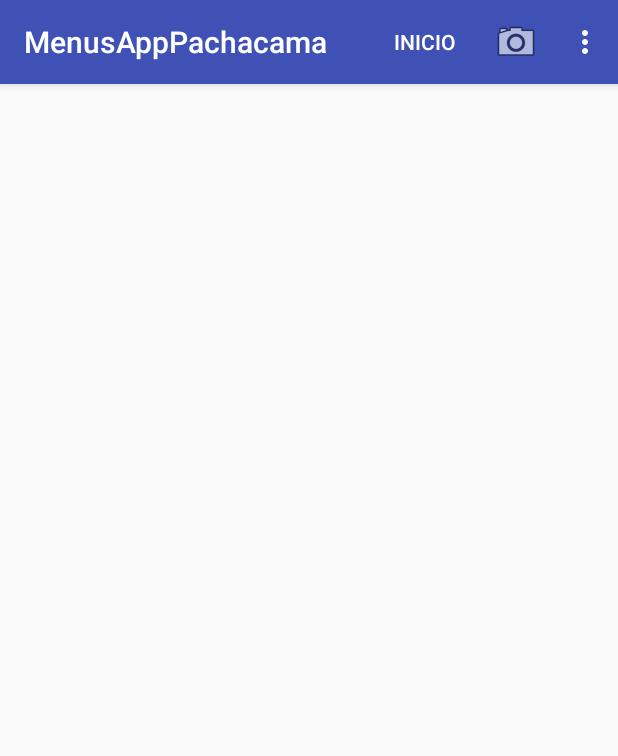
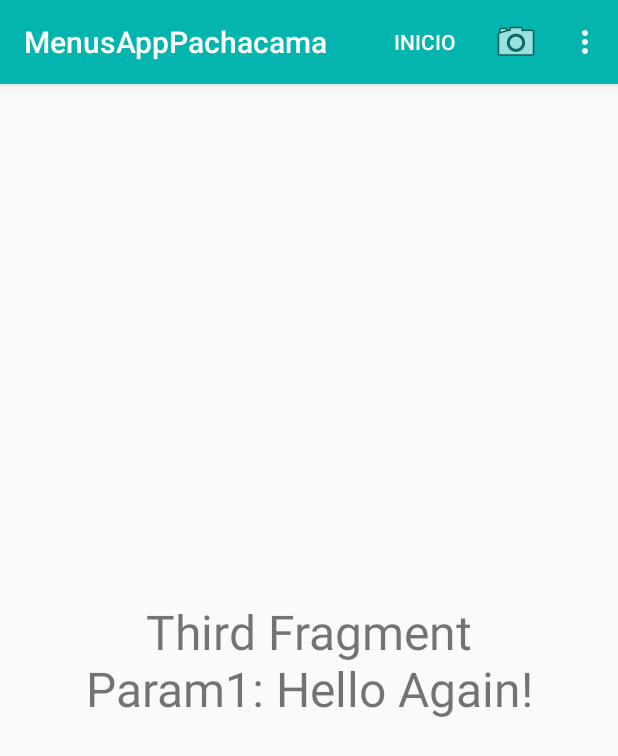
Before and after one commit to yanelaalexandra/MenusAppPachacama, an Android app: the screen it shows after launch (MenuToobarActivity), in the options menu, after a tap on "Modo offline", on a phone screen of 412 x 824 dp. Shown: the top 756 px of the screen. Run offline under Robolectric (Android 15) with nearby library versions, the phone set to English and light mode, and no system bars.

Commit message:
Segudno commit en casa

```diff
--- a/app/src/main/res/layout/fragment_third.xml
+++ b/app/src/main/res/layout/fragment_third.xml
@@ -6,4 +6,13 @@
     android:layout_height="match_parent"
     tools:context="com.pachacama.menus.menusapppachacama.ThirdFragment">
 
+    <TextView
+        android:id="@+id/textview"
+        android:layout_width="match_parent"
+        android:layout_height="match_parent"
+        android:gravity="center"
+        android:textSize="32sp"
+        android:text="Third Fragment" />
+
+
 </android.support.constraint.ConstraintLayout>
--- a/app/src/main/res/menu/main.xml
+++ b/app/src/main/res/menu/main.xml
@@ -18,18 +18,18 @@
         <item
             android:id="@+id/action_day_view"
             android:orderInCategory="201"
-            android:title="Vista diaria"
+            android:title="Primer Fragmento"
             app:showAsAction="ifRoom" />
         <item
             android:id="@+id/action_week_view"
             android:checked="true"
             android:orderInCategory="202"
-            android:title="Vista semanal"
+            android:title="Segundo Fragmento"
             app:showAsAction="ifRoom" />
         <item
             android:id="@+id/action_month_view"
             android:orderInCategory="203"
-            android:title="Vista Mensual"
+            android:title="Tercer Fragmento"
             app:showAsAction="ifRoom" />
     </group>
 
--- a/app/src/main/res/values/colors.xml
+++ b/app/src/main/res/values/colors.xml
@@ -1,6 +1,6 @@
 <?xml version="1.0" encoding="utf-8"?>
 <resources>
-    <color name="colorPrimary">#3F51B5</color>
-    <color name="colorPrimaryDark">#303F9F</color>
-    <color name="colorAccent">#FF4081</color>
+    <color name="colorPrimary">#04B4AE</color>
+    <color name="colorPrimaryDark">#424242</color>
+    <color name="colorAccent">#848484</color>
 </resources>
```
